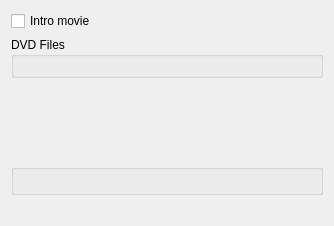
First picture: the form in src/widgets/dvdwizardvob_ui.ui, repository KDE/kdenlive, before the edit.
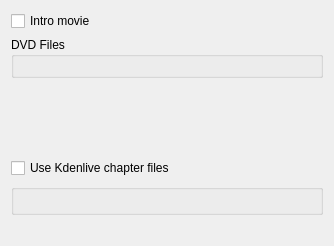
Second picture: the form after the edit. Custom widgets are drawn as their Qt base class.

Commit message: Updated .ui files for dvd chapters

What changed in the file:
```diff
--- a/src/widgets/dvdwizardvob_ui.ui
+++ b/src/widgets/dvdwizardvob_ui.ui
@@ -1,12 +1,12 @@
 <ui version="4.0" >
  <class>DvdWizardVob_UI</class>
- <widget class="QWidget" name="DvdWizardVob_UI" >
-  <property name="geometry" >
+ <widget class="QWidget" name="DvdWizardVob_UI">
+  <property name="geometry">
    <rect>
     <x>0</x>
     <y>0</y>
     <width>334</width>
-    <height>226</height>
+    <height>246</height>
    </rect>
   </property>
   <layout class="QGridLayout" name="gridLayout_2" >
@@ -58,10 +58,10 @@
      </property>
     </spacer>
    </item>
-   <item row="4" column="0" colspan="3" >
-    <widget class="QLabel" name="error_message" >
-     <property name="sizePolicy" >
-      <sizepolicy vsizetype="Preferred" hsizetype="Preferred" >
+   <item row="5" column="0" colspan="3">
+    <widget class="QLabel" name="error_message">
+     <property name="sizePolicy">
+      <sizepolicy hsizetype="Preferred" vsizetype="Preferred">
        <horstretch>0</horstretch>
        <verstretch>0</verstretch>
       </sizepolicy>
@@ -71,13 +71,20 @@
      </property>
     </widget>
    </item>
-   <item row="3" column="0" colspan="3" >
-    <widget class="QGroupBox" name="size_box" >
-     <property name="title" >
+   <item row="4" column="0" colspan="3">
+    <widget class="QGroupBox" name="size_box">
+     <property name="title">
       <string/>
      </property>
     </widget>
    </item>
+   <item row="3" column="0" colspan="3">
+    <widget class="QCheckBox" name="use_chapters">
+     <property name="text">
+      <string>Use Kdenlive chapter files</string>
+     </property>
+    </widget>
+   </item>
   </layout>
  </widget>
  <customwidgets>
```
Left out of the diff: 45 changed lines with no effect on the pictures. The commit also changes 2 other files.
